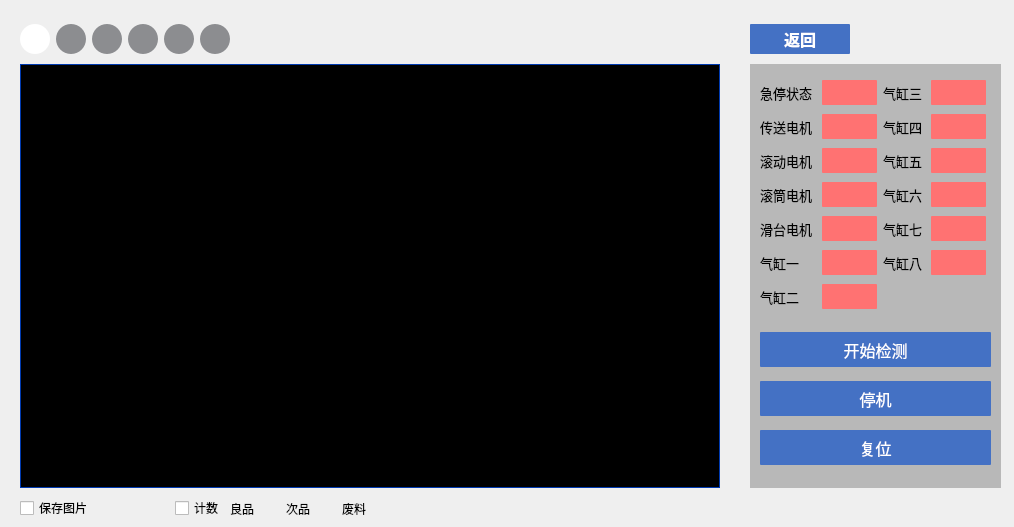
jaueone/Magnetic, file main_page/screencheck.ui: the form before one commit.
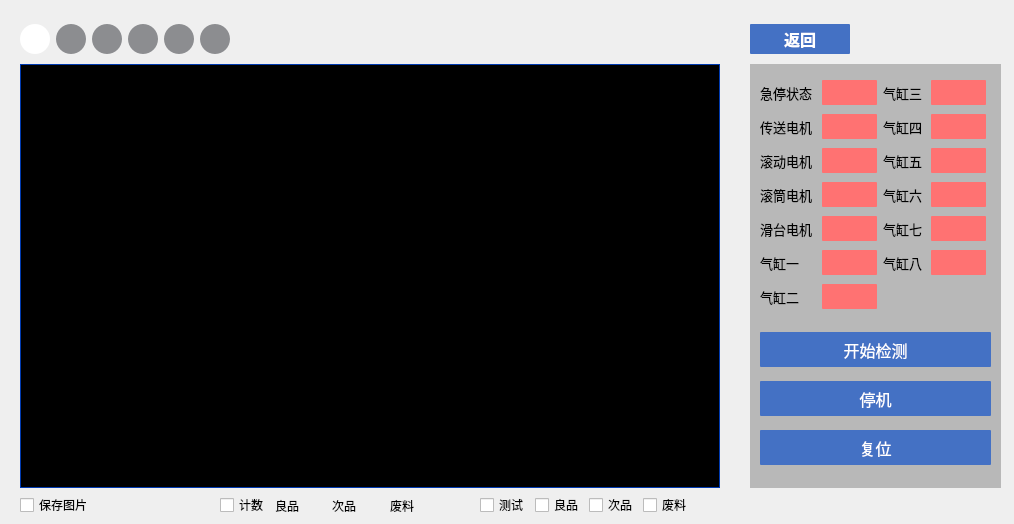
The form after the commit.

Commit message: 1, 添加相机参数  2, 添加测试，保存处理后的图片

Diff of the .ui file:
```diff
--- a/main_page/screencheck.ui
+++ b/main_page/screencheck.ui
@@ -7,7 +7,7 @@
     <x>0</x>
     <y>0</y>
     <width>1014</width>
-    <height>527</height>
+    <height>524</height>
    </rect>
   </property>
   <property name="windowTitle">
@@ -1376,46 +1376,13 @@
   <widget class="QWidget" name="horizontalLayoutWidget">
    <property name="geometry">
     <rect>
-     <x>20</x>
+     <x>220</x>
      <y>490</y>
-     <width>372</width>
-     <height>37</height>
+     <width>221</width>
+     <height>31</height>
     </rect>
    </property>
    <layout class="QHBoxLayout" name="horizontalLayout_4">
-    <item>
-     <widget class="QCheckBox" name="checkBox">
-      <property name="font">
-       <font>
-        <family>微软雅黑</family>
-       </font>
-      </property>
-      <property name="text">
-       <string>保存图片</string>
-      </property>
-      <property name="tristate">
-       <bool>false</bool>
-      </property>
-     </widget>
-    </item>
-    <item>
-     <widget class="QLabel" name="label_8">
-      <property name="minimumSize">
-       <size>
-        <width>72</width>
-        <height>0</height>
-       </size>
-      </property>
-      <property name="font">
-       <font>
-        <family>微软雅黑</family>
-       </font>
-      </property>
-      <property name="text">
-       <string/>
-      </property>
-     </widget>
-    </item>
     <item>
      <widget class="QCheckBox" name="checkBox_2">
       <property name="font">
@@ -1541,6 +1508,132 @@
     <string/>
    </property>
   </widget>
+  <widget class="QWidget" name="horizontalLayoutWidget_2">
+   <property name="geometry">
+    <rect>
+     <x>480</x>
+     <y>490</y>
+     <width>211</width>
+     <height>31</height>
+    </rect>
+   </property>
+   <layout class="QHBoxLayout" name="horizontalLayout">
+    <item>
+     <widget class="QCheckBox" name="checkBox_3">
+      <property name="font">
+       <font>
+        <family>微软雅黑</family>
+       </font>
+      </property>
+      <property name="text">
+       <string>测试</string>
+      </property>
+      <property name="tristate">
+       <bool>false</bool>
+      </property>
+     </widget>
+    </item>
+    <item>
+     <widget class="QCheckBox" name="checkBox_4">
+      <property name="font">
+       <font>
+        <family>微软雅黑</family>
+       </font>
+      </property>
+      <property name="text">
+       <string>良品</string>
+      </property>
+      <property name="autoExclusive">
+       <bool>true</bool>
+      </property>
+      <property name="tristate">
+       <bool>false</bool>
+      </property>
+     </widget>
+    </item>
+    <item>
+     <widget class="QCheckBox" name="checkBox_5">
+      <property name="font">
+       <font>
+        <family>微软雅黑</family>
+       </font>
+      </property>
+      <property name="text">
+       <string>次品</string>
+      </property>
+      <property name="autoExclusive">
+       <bool>true</bool>
+      </property>
+      <property name="tristate">
+       <bool>false</bool>
+      </property>
+     </widget>
+    </item>
+    <item>
+     <widget class="QCheckBox" name="checkBox_6">
+      <property name="font">
+       <font>
+        <family>微软雅黑</family>
+       </font>
+      </property>
+      <property name="text">
+       <string>废料</string>
+      </property>
+      <property name="autoExclusive">
+       <bool>true</bool>
+      </property>
+      <property name="tristate">
+       <bool>false</bool>
+      </property>
+     </widget>
+    </item>
+   </layout>
+  </widget>
+  <widget class="QWidget" name="horizontalLayoutWidget_3">
+   <property name="geometry">
+    <rect>
+     <x>20</x>
+     <y>490</y>
+     <width>160</width>
+     <height>31</height>
+    </rect>
+   </property>
+   <layout class="QHBoxLayout" name="horizontalLayout_5">
+    <item>
+     <widget class="QCheckBox" name="checkBox">
+      <property name="font">
+       <font>
+        <family>微软雅黑</family>
+       </font>
+      </property>
+      <property name="text">
+       <string>保存图片</string>
+      </property>
+      <property name="tristate">
+       <bool>false</bool>
+      </property>
+     </widget>
+    </item>
+    <item>
+     <widget class="QLabel" name="label_8">
+      <property name="minimumSize">
+       <size>
+        <width>72</width>
+        <height>0</height>
+       </size>
+      </property>
+      <property name="font">
+       <font>
+        <family>微软雅黑</family>
+       </font>
+      </property>
+      <property name="text">
+       <string/>
+      </property>
+     </widget>
+    </item>
+   </layout>
+  </widget>
  </widget>
  <resources/>
  <connections/>
```
The commit also changes 9 other files.
